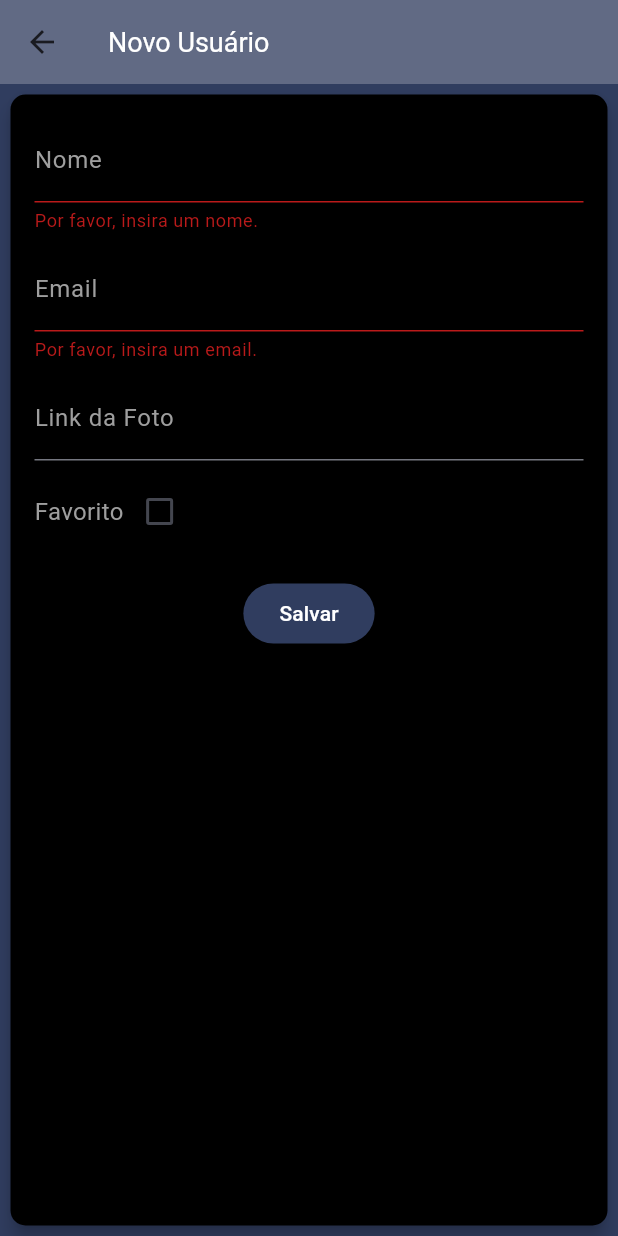
After one commit to Mateus-IC1101/APP_FRIEND-LIST, a Flutter app: the NewUserScreen screen opened directly, after a tap on "Salvar", on a phone screen of 412 x 824 dp. The commit adds this screen. Run offline on Flutter 3.47's test engine with Material 3 defaults, Android fonts, the phone set to English and light mode, and no system bars; our stand-ins replace badges, flutter_riverpod, riverpod_annotation; generated files the repository leaves out were written again; network calls fail.

Commit message:
NEW USUÁRIO SCREEN | FAVORITE SCREEN | SNACK BAR | COMPONENT USER | PROVIDE UPDATE STRUCTURE

```diff
--- /dev/null
+++ b/lib/components/utils/show/snackbar_component.dart
@@ -0,0 +1,7 @@
+import 'package:flutter/material.dart';
+
+class SnackBarComponent {
+  static SnackBar execute({required String textMessage, required Color color}) {
+    return SnackBar(content: Text(textMessage), backgroundColor: color);
+  }
+}
--- a/lib/main.dart
+++ b/lib/main.dart
@@ -31,7 +31,8 @@ class MyApp extends StatelessWidget {
           //
           // This works for code too, not just values: Most code changes can be
           // tested with just a hot reload.
-          colorScheme: ColorScheme.fromSeed(seedColor: Colors.deepPurple),
+          colorScheme:
+              ColorScheme.fromSeed(seedColor: Color.fromARGB(255, 48, 61, 95)),
           useMaterial3: true,
         ),
         debugShowCheckedModeBanner: false,
--- /dev/null
+++ b/lib/new_user.dart
@@ -0,0 +1,152 @@
+import 'package:app_ui_list_crud_state_managment_all/components/utils/show/snackbar_component.dart';
+import 'package:app_ui_list_crud_state_managment_all/home_screen.dart';
+import 'package:app_ui_list_crud_state_managment_all/models/user.dart';
+import 'package:app_ui_list_crud_state_managment_all/provider/favorite_provider.dart';
+import 'package:app_ui_list_crud_state_managment_all/provider/user_provider.dart';
+import 'package:flutter/material.dart';
+import 'package:flutter_riverpod/flutter_riverpod.dart';
+
+class NewUserScreen extends ConsumerStatefulWidget {
+  const NewUserScreen({super.key});
+
+  @override
+  ConsumerState<ConsumerStatefulWidget> createState() => _NewUserScreenState();
+}
+
+class _NewUserScreenState extends ConsumerState<NewUserScreen> {
+  final _formKey = GlobalKey<FormState>();
+
+  // Variáveis para armazenar os dados do formulário
+  final _nomeController = TextEditingController();
+  final _emailController = TextEditingController();
+  final _imageUrlController = TextEditingController();
+  bool _favorite = false;
+
+  void _saveForm() {
+    if (_formKey.currentState!.validate()) {
+      final newUser = User(
+        id: DateTime.now().toString(),
+        nome: _nomeController.text,
+        email: _emailController.text,
+        favorite: _favorite,
+        imageUrl: _imageUrlController.text,
+      );
+
+      final notifierUser = ref.read(userNotifierProvider.notifier);
+      notifierUser.addOrRemoveFavorite(newUser);
+
+      if (newUser.favorite) {
+        final notifierFavotire = ref.read(favoriteNotifierProvider.notifier);
+        notifierFavotire.addOrRemoveFavorite(newUser);
+      }
+
+      ScaffoldMessenger.of(context).showSnackBar(SnackBarComponent.execute(
+          textMessage: 'Usuário criado com sucesso',
+          color: Colors.green[300]!));
+
+      Navigator.of(context).pushReplacement(
+          MaterialPageRoute(builder: (context) => const HomeScreen()));
+    }
+  }
+
+  @override
+  Widget build(BuildContext context) {
+    return Scaffold(
+      appBar: AppBar(
+        title: const Text(
+          'Novo Usuário',
+          style: TextStyle(
+            fontSize: 18,
+            color: Colors.white,
+          ),
+        ),
+        backgroundColor: const Color.fromARGB(251, 95, 104, 130),
+      ),
+      body: Container(
+        padding: const EdgeInsets.all(3.0),
+        color: Color.fromARGB(255, 48, 61, 95),
+        child: Card(
+          color: Colors.black,
+          elevation: 5,
+          shape: RoundedRectangleBorder(
+            borderRadius: BorderRadius.circular(10),
+          ),
+          child: Padding(
+            padding: const EdgeInsets.all(16.0),
+            child: Form(
+              key: _formKey,
+              child: Column(
+                crossAxisAlignment: CrossAxisAlignment.start,
+                children: [
+                  TextFormField(
+                    controller: _nomeController,
+                    decoration: const InputDecoration(
+                        labelText: 'Nome',
+                        labelStyle: TextStyle(color: Colors.grey)),
+                    validator: (value) {
+                      if (value == null || value.isEmpty) {
+                        return 'Por favor, insira um nome.';
+                      }
+                      return null;
+                    },
+                  ),
+                  const SizedBox(height: 10),
+                  TextFormField(
+                    controller: _emailController,
+                    decoration: const InputDecoration(
+                        labelText: 'Email',
+                        labelStyle: TextStyle(color: Colors.grey)),
+                    validator: (value) {
+                      if (value == null || value.isEmpty) {
+                        return 'Por favor, insira um email.';
+                      }
+                      if (!RegExp(r'^[^@]+@[^@]+\.[^@]+').hasMatch(value)) {
+                        return 'Por favor, insira um email válido.';
+                      }
+                      return null;
+                    },
+                  ),
+                  const SizedBox(height: 10),
+                  TextFormField(
+                    controller: _imageUrlController,
+                    decoration: const InputDecoration(
+                        labelText: 'Link da Foto',
+                        labelStyle: TextStyle(color: Colors.grey)),
+                  ),
+                  const SizedBox(height: 10),
+                  Row(
+                    children: [
+                      const Text('Favorito',
+                          style: TextStyle(color: Colors.grey, fontSize: 16)),
+                      Checkbox(
+                        value: _favorite,
+                        onChanged: (value) {
+                          setState(() {
+                            _favorite = value ?? false;
+                          });
+                        },
+                      ),
+                    ],
+                  ),
+                  const SizedBox(height: 20),
+                  Center(
+                    child: ElevatedButton(
+                      onPressed: _saveForm,
+                      style: ElevatedButton.styleFrom(
+                        backgroundColor: const Color.fromARGB(255, 48, 61, 95),
+                      ),
+                      child: const Text(
+                        'Salvar',
+                        style: TextStyle(color: Colors.white),
+                      ),
+                    ),
+                  ),
+                ],
+              ),
+            ),
+          ),
+        ),
+      ),
+    );
+  }
+}
--- a/lib/provider/user_provider.dart
+++ b/lib/provider/user_provider.dart
@@ -1,4 +1,3 @@
-import 'package:app_ui_list_crud_state_managment_all/http/user/user_all_htpp.dart';
 import 'package:riverpod_annotation/riverpod_annotation.dart';
 import 'package:app_ui_list_crud_state_managment_all/models/user.dart';
 
@@ -7,90 +6,79 @@ part 'user_provider.g.dart';
 @riverpod
 class UserNotifier extends _$UserNotifier {
   @override
-  // Future<List<User>> build() async {
-  //   return allUsers;
-  // }
-  Future<Set<User>> build() async {
-    final users = await UserAllHttp.fetchUsers();
-    print("provider-------------------");
-    return users.toSet();
+  Set<User> build() {
+    return allUsers.toSet();
   }
 
-  // void addUser(User user) {
-  //   if (state is AsyncData<List<User>>) {
-  //     final currentUsers = (state as AsyncData<List<User>>).value;
-  //     state = AsyncData([...currentUsers, user]);
-  //   }
-  // }
-
-  // // Método para remover um usuário pelo id
-  // void removeUser(String id) {
-  //   if (state is AsyncData<List<User>>) {
-  //     final currentUsers = (state as AsyncData<List<User>>).value;
-  //     state = AsyncData(currentUsers.where((user) => user.id != id).toList());
-  //   }
-  // }
+  void addOrRemoveFavorite(User user) {
+    if (!state.contains(user)) {
+      state = {...state, user};
+      return;
+    }
+    user.favorite = false;
+    state = {...state}..remove(user);
+  }
 }
 
-// List<User> allUsers = [
-//   User(
-//     id: '1',
-//     nome: 'Alice Johnson',
-//     email: 'alice.johnson@example.com',
-//     imageUrl: 'https://images.unsplash.com/photo-1494790108377-be9c29b29330',
-//   ),
-//   User(
-//     id: '2',
-//     nome: 'Bob Smith',
-//     email: 'bob.smith@example.com',
-//     imageUrl: 'https://images.unsplash.com/photo-1527980965255-d3b416303d12',
-//   ),
-//   User(
-//     id: '3',
-//     nome: 'Carol Williams',
-//     email: 'carol.williams@example.com',
-//     imageUrl: 'https://images.unsplash.com/photo-1502767089025-6572583495f6',
-//   ),
-//   User(
-//     id: '4',
-//     nome: 'David Brown',
-//     email: 'david.brown@example.com',
-//     imageUrl: 'https://images.unsplash.com/photo-1492562080023-ab3db95bfbce',
-//   ),
-//   User(
-//     id: '5',
-//     nome: 'Eva Taylor',
-//     email: 'eva.taylor@example.com',
-//     imageUrl: 'https://images.unsplash.com/photo-1544005313-94ddf0286df2',
-//   ),
-//   User(
-//     id: '6',
-//     nome: 'Frank Clark',
-//     email: 'frank.clark@example.com',
-//     imageUrl: 'https://images.unsplash.com/photo-1534528741775-53994a69daeb',
-//   ),
-//   User(
-//     id: '7',
-//     nome: 'Grace Lee',
-//     email: 'grace.lee@example.com',
-//     imageUrl: 'https://images.unsplash.com/photo-1552058544-f2b08422138a',
-//   ),
-//   User(
-//     id: '8',
-//     nome: 'Henry Walker',
-//     email: 'henry.walker@example.com',
-//     imageUrl: 'https://images.unsplash.com/photo-1551836022-d5d88e9218df',
-//   ),
-//   User(
-//     id: '9',
-//     nome: 'Isabella Martinez',
-//     email: 'isabella.martinez@example.com',
-//     imageUrl: 'https://images.unsplash.com/photo-1599566150163-29194dcaad36',
-//   ),
-//   User(
-//       id: '10',
-//       nome: 'Jack Anderson',
-//       email: 'jack.anderson@example.com',
-//       imageUrl: 'https://images.unsplash.com/photo-1607746882042-944635dfe10e',
-//       favorite: true),
-// ];
+List<User> allUsers = [
+  User(
+    id: '1',
+    nome: 'Alice Johnson',
+    email: 'alice.johnson@example.com',
+    imageUrl: 'https://images.unsplash.com/photo-1494790108377-be9c29b29330',
+  ),
+  User(
+    id: '2',
+    nome: 'Bob Smith',
+    email: 'bob.smith@example.com',
+    imageUrl: 'https://images.unsplash.com/photo-1527980965255-d3b416303d12',
+  ),
+  User(
+    id: '3',
+    nome: 'Carol Williams',
+    email: 'carol.williams@example.com',
+    imageUrl: 'https://images.unsplash.com/photo-1502767089025-6572583495f6',
+  ),
+  User(
+    id: '4',
+    nome: 'David Brown',
+    email: 'david.brown@example.com',
+    imageUrl: 'https://images.unsplash.com/photo-1492562080023-ab3db95bfbce',
+  ),
+  User(
+    id: '5',
+    nome: 'Eva Taylor',
+    email: 'eva.taylor@example.com',
+    imageUrl: 'https://images.unsplash.com/photo-1544005313-94ddf0286df2',
+  ),
+  User(
+    id: '6',
+    nome: 'Frank Clark',
+    email: 'frank.clark@example.com',
+    imageUrl: 'https://images.unsplash.com/photo-1534528741775-53994a69daeb',
+  ),
+  User(
+    id: '7',
+    nome: 'Grace Lee',
+    email: 'grace.lee@example.com',
+    imageUrl: 'https://images.unsplash.com/photo-1552058544-f2b08422138a',
+  ),
+  User(
+    id: '8',
+    nome: 'Henry Walker',
+    email: 'henry.walker@example.com',
+    imageUrl: 'https://images.unsplash.com/photo-1551836022-d5d88e9218df',
+  ),
+  User(
+    id: '9',
+    nome: 'Isabella Martinez',
+    email: 'isabella.martinez@example.com',
+    imageUrl: 'https://images.unsplash.com/photo-1599566150163-29194dcaad36',
+  ),
+  User(
+      id: '10',
+      nome: 'Jack Anderson',
+      email: 'jack.anderson@example.com',
+      imageUrl: 'https://images.unsplash.com/photo-1607746882042-944635dfe10e',
+      favorite: true),
+];
```
Also changed, not shown: lib/components/card_user_component.dart (+7 -11 lines), lib/favorites_screen.dart (+9 -1 lines), lib/home_screen.dart (+13 -8 lines), lib/models/user.dart (+21 -26 lines), lib/provider/user_provider.g.dart.
